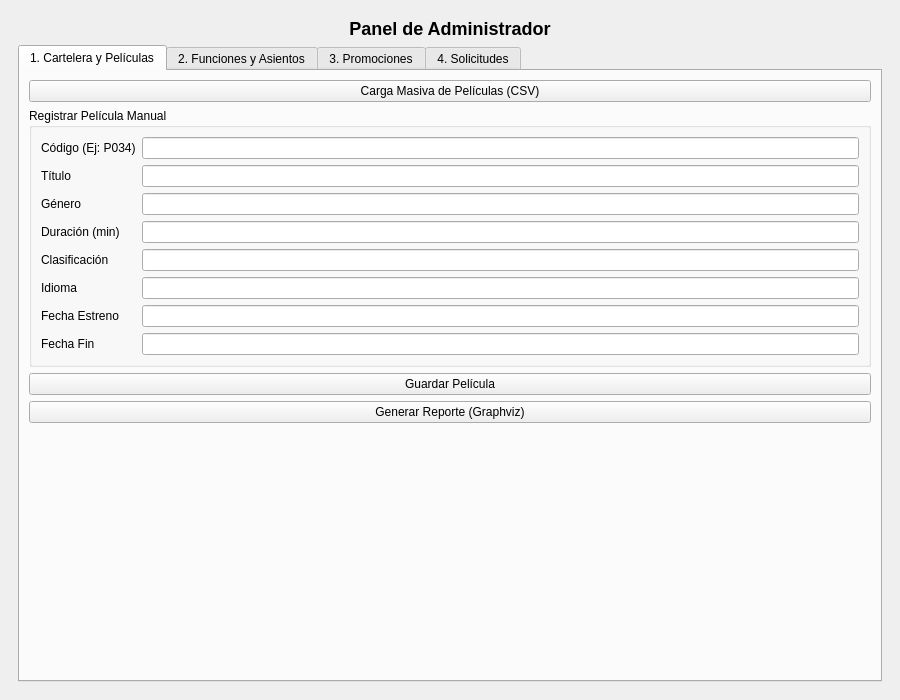
darkpachon/EDD_2S2026_PY_202300502, file EDD_Fase1/Proyecto_EDD_CinemaUsac/InterfazGrafica/mainwindow.ui: the form before one commit.
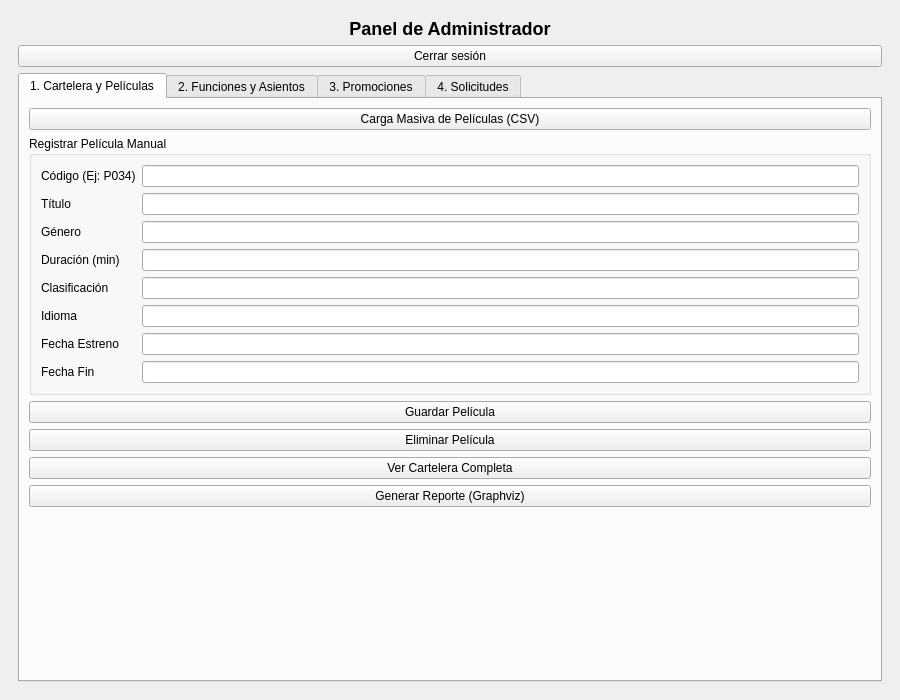
The form after the commit. The open tabs and pages were chosen to show the change.

Diff of the .ui file:
```diff
--- a/EDD_Fase1/Proyecto_EDD_CinemaUsac/InterfazGrafica/mainwindow.ui
+++ b/EDD_Fase1/Proyecto_EDD_CinemaUsac/InterfazGrafica/mainwindow.ui
@@ -65,6 +65,7 @@
           <property name="styleSheet"><string notr="true">font-size: 18px; font-weight: bold;</string></property>
          </widget>
         </item>
+        <item><widget class="QPushButton" name="btnCerrarSesionAdmin"><property name="text"><string>Cerrar sesión</string></property></widget></item>
         <item>
          <widget class="QTabWidget" name="tabAdmin">
           <property name="currentIndex"><number>0</number></property>
@@ -97,6 +98,8 @@
              </widget>
             </item>
             <item><widget class="QPushButton" name="btnInsertarPelicula"><property name="text"><string>Guardar Película</string></property></widget></item>
+            <item><widget class="QPushButton" name="btnEliminarPelicula"><property name="text"><string>Eliminar Película</string></property></widget></item>
+            <item><widget class="QPushButton" name="btnVerCarteleraAdmin"><property name="text"><string>Ver Cartelera Completa</string></property></widget></item>
             <item><widget class="QPushButton" name="btnGraficarArbol"><property name="text"><string>Generar Reporte (Graphviz)</string></property></widget></item>
             <item><widget class="QLabel" name="lblMensajeAdmin"><property name="text"><string/></property><property name="styleSheet"><string notr="true">color: green; font-weight: bold;</string></property></widget></item>
            </layout>
```
Left out of the diff: 3 changed lines with no effect on the pictures.
